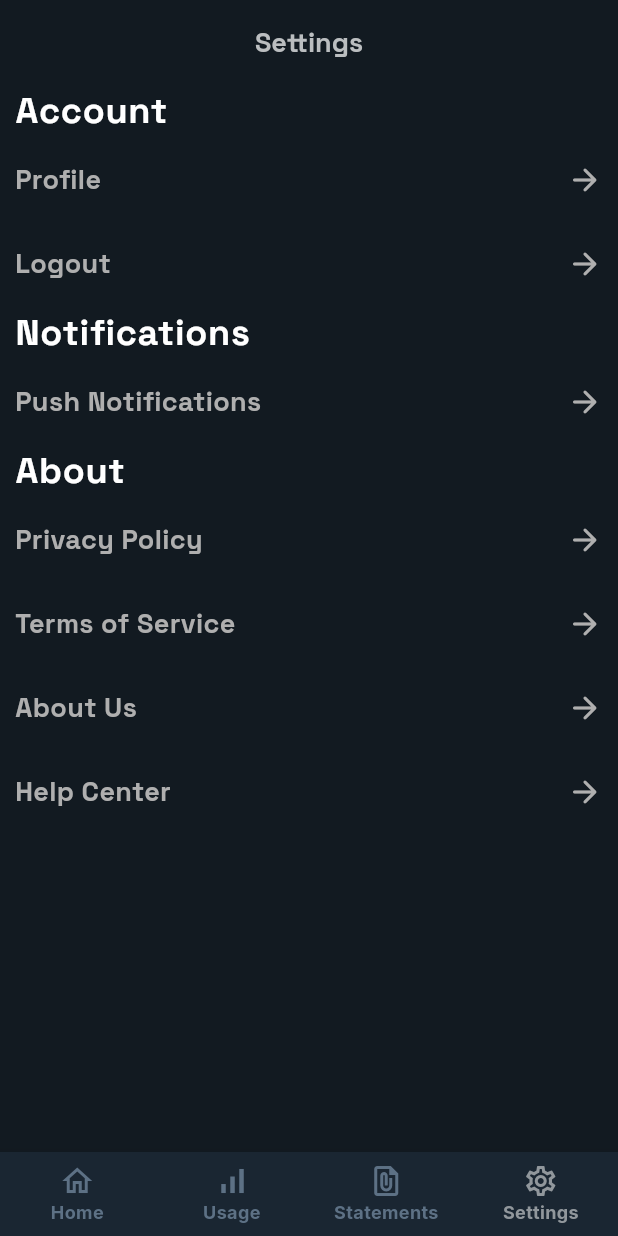
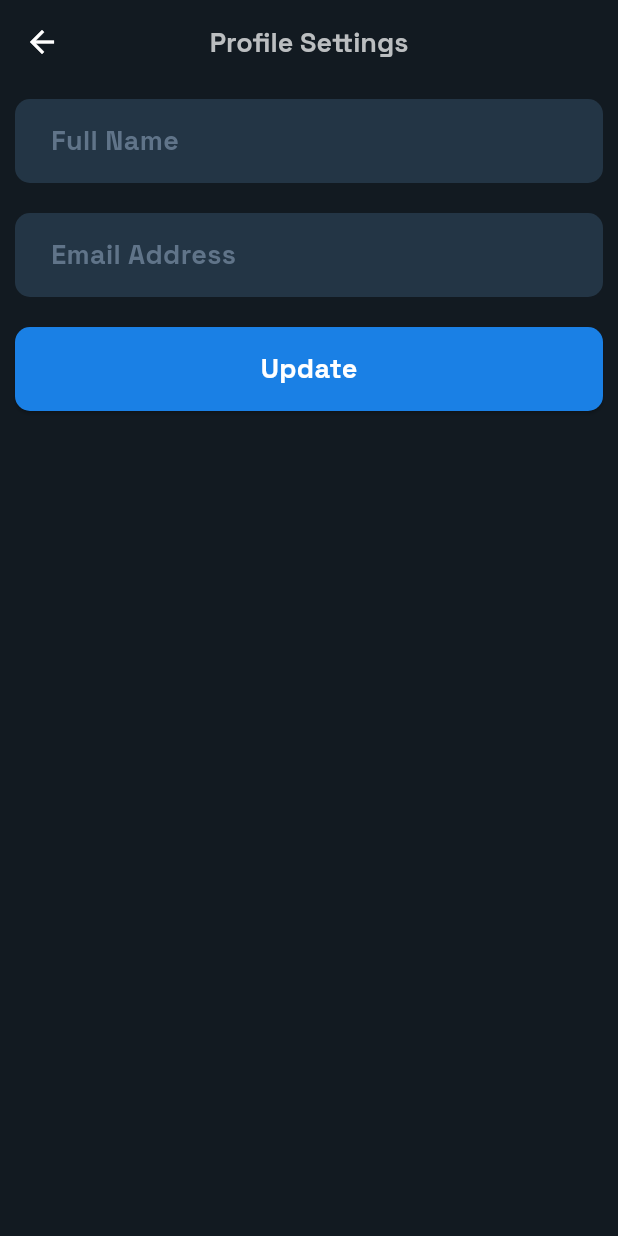
Before and after one commit to Sheroz-Akram/Volt-Vision, a Flutter app: the HomePage screen opened directly, item 4 of the bottom bar chosen, after a tap on "Profile", on a phone screen of 412 x 824 dp. Run offline on Flutter 3.47's test engine with Material 3 defaults, Android fonts, the phone set to English and light mode, and no system bars; our stand-ins replace camera, flutter_local_notifications, google_fonts, open_file, percent_indicator, permission_handler and 2 more; missing offline and left inert: external_app_launcher; accounts and stored records are empty; network calls fail.

Commit message:
Profile, Usage Prediction & UI Improvements

```diff
--- a/app/lib/classes/network.dart
+++ b/app/lib/classes/network.dart
@@ -5,7 +5,8 @@ import 'package:http/http.dart';
 
 class Network {
   // HOST of our Server
-  final String baseUrl = "http://192.168.137.1:8080";
+  final String baseUrl =
+      "https://1a52-2a09-bac1-5b20-28-00-1f1-201.ngrok-free.app";
 
   // Simple POST Request to Server
   Future<Response> postRequest(
@@ -15,4 +16,12 @@ class Network {
         headers: {'Content-Type': 'application/json'}, body: jsonEncode(body));
     return response;
   }
+
+  // Simple Get Request
+  Future<Response> getRequest(String endpoint) async {
+    final url = Uri.parse('$baseUrl/$endpoint');
+    final response =
+        await http.get(url, headers: {'Content-Type': 'application/json'});
+    return response;
+  }
 }
--- a/app/lib/components/input.dart
+++ b/app/lib/components/input.dart
@@ -6,11 +6,13 @@ class TextInput extends StatelessWidget {
       required this.hintText,
       required this.controller,
       this.isPassword = false,
+      this.inputEnable = true,
       this.displayPassword = true,
       this.toggleDisplayPassword});
   final String hintText;
   final bool isPassword;
   final bool displayPassword;
+  final bool inputEnable;
   final Function? toggleDisplayPassword;
   final TextEditingController controller;
   @override
@@ -19,6 +21,7 @@ class TextInput extends StatelessWidget {
         margin: const EdgeInsets.symmetric(vertical: 10.0),
         width: MediaQuery.of(context).size.width,
         child: TextField(
+          enabled: inputEnable,
           controller: controller,
           obscureText: displayPassword ? false : true,
           decoration: InputDecoration(
@@ -35,7 +38,12 @@ class TextInput extends StatelessWidget {
                       child: const Icon(Icons.remove_red_eye),
                     )
                   : null),
-          style: Theme.of(context).textTheme.bodyMedium,
+          style: inputEnable
+              ? Theme.of(context).textTheme.bodyMedium
+              : Theme.of(context)
+                  .textTheme
+                  .bodyMedium!
+                  .copyWith(color: const Color.fromARGB(255, 151, 151, 151)),
           cursorColor: Colors.white,
         ));
   }
--- /dev/null
+++ b/app/lib/pages/account/profile.dart
@@ -0,0 +1,97 @@
+import 'dart:convert';
+
+import 'package:app/classes/network.dart';
+import 'package:app/components/button.dart';
+import 'package:app/components/input.dart';
+import 'package:app/utils/snackBarDisplay.dart';
+import 'package:app/utils/storage.dart';
+import 'package:flutter/material.dart';
+import 'package:http/http.dart';
+
+class ProfilePage extends StatefulWidget {
+  const ProfilePage({super.key});
+  @override
+  State<StatefulWidget> createState() {
+    return _ProfilePage();
+  }
+}
+
+class _ProfilePage extends State<ProfilePage> {
+  // Input Handling Controller
+  TextEditingController nameController = TextEditingController();
+  TextEditingController emailController = TextEditingController();
+
+  // Helper Classes
+  Network network = Network();
+  Storage storage = Storage();
+
+  // Get the Profile Details
+  void loadProfileDetails() async {
+    SnackBarDisplay snackBarDisplay = SnackBarDisplay(context: context);
+    String? token = await storage.loadToken();
+    Response response = await network.getRequest("users/profile/$token");
+    Map<String, dynamic> responseBody = jsonDecode(response.body);
+    if (response.statusCode == 200) {
+      if (responseBody['success'] == true) {
+        nameController.text = responseBody['user']['name'];
+        emailController.text = responseBody['user']['email'];
+      } else {
+        snackBarDisplay.showError(responseBody['message']);
+      }
+    }
+  }
+
+  // Update the profile details
+  void updateProfileDetails() async {
+    SnackBarDisplay snackBarDisplay = SnackBarDisplay(context: context);
+    if (nameController.text.isEmpty) {
+      snackBarDisplay.showError("Plese Enter Full Name");
+      return;
+    }
+    String? token = await storage.loadToken();
+    Response response = await network.postRequest(
+        "users/updateProfile", {"token": token, "name": nameController.text});
+    Map<String, dynamic> responseBody = jsonDecode(response.body);
+    if (response.statusCode == 200) {
+      if (responseBody['success'] == true) {
+        nameController.text = responseBody['user']['name'];
+        emailController.text = responseBody['user']['email'];
+        snackBarDisplay.showSuccess(responseBody['message']);
+      } else {
+        snackBarDisplay.showError(responseBody['message']);
+      }
+    }
+  }
+
+  @override
+  void initState() {
+    super.initState();
+    loadProfileDetails();
+  }
+
+  @override
+  Widget build(BuildContext context) {
+    return Scaffold(
+      appBar: AppBar(
+        title: const Text("Profile Settings"),
+        centerTitle: true,
+      ),
+      body: Container(
+        margin: const EdgeInsets.symmetric(horizontal: 10.0),
+        child: Column(
+          children: [
+            TextInput(hintText: "Full Name", controller: nameController),
+            TextInput(
+              hintText: "Email Address",
+              controller: emailController,
+              inputEnable: false,
+            ),
+            Button(
+                buttonText: "Update",
+                onButtonClick: () => {updateProfileDetails()})
+          ],
+        ),
+      ),
+    );
+  }
+}
--- a/app/lib/pages/capture/process.dart
+++ b/app/lib/pages/capture/process.dart
@@ -37,6 +37,7 @@ class _ProcessPage extends State<ProcessPage> {
             MaterialPageRoute(builder: (context) => const ReadingDetected()));
       } else {
         SnackBarDisplay(context: context).showError(jsonResponse['message']);
+        Navigator.pop(context);
       }
     } catch (e) {
       SnackBarDisplay(context: context).showError("Network/Invalid Request");
--- a/app/lib/pages/dashboard/home.dart
+++ b/app/lib/pages/dashboard/home.dart
@@ -1,4 +1,5 @@
 import 'package:app/pages/dashboard/dashboard.dart';
+import 'package:app/pages/dashboard/usage.dart';
 import 'package:app/pages/settings/settings.dart';
 import 'package:app/pages/statements/statements.dart';
 import 'package:flutter/material.dart';
@@ -38,10 +39,7 @@ class _HomePageState extends State<HomePage> {
           },
         )
       },
-      {
-        "title": "Usage",
-        "page": const Text("Usage", style: TextStyle(fontSize: 24))
-      },
+      {"title": "Usage", "page": const UsagePage()},
       {"title": "Billing Statements", "page": const StatementPage()},
       {"title": "Settings", "page": const SettingsPage()}
     ];
--- a/app/lib/pages/settings/settings.dart
+++ b/app/lib/pages/settings/settings.dart
@@ -1,5 +1,6 @@
 import 'package:app/classes/user.dart';
 import 'package:app/components/actionRow.dart';
+import 'package:app/pages/account/profile.dart';
 import 'package:app/pages/reading/about.dart';
 import 'package:app/pages/reading/help.dart';
 import 'package:app/pages/reading/privacy.dart';
@@ -31,7 +32,10 @@ class _SettingsPage extends State<SettingsPage> {
           ),
           ActionRow(
             title: "Profile",
-            onClick: () {},
+            onClick: () {
+              Navigator.push(context,
+                  MaterialPageRoute(builder: (context) => const ProfilePage()));
+            },
           ),
           ActionRow(
             title: "Logout",
```
Also changed, not shown: app/lib/pages/dashboard/usage.dart (added, +114 -0 lines), app/lib/pages/statements/statements.dart (+7 -0 lines), 8 other files.
